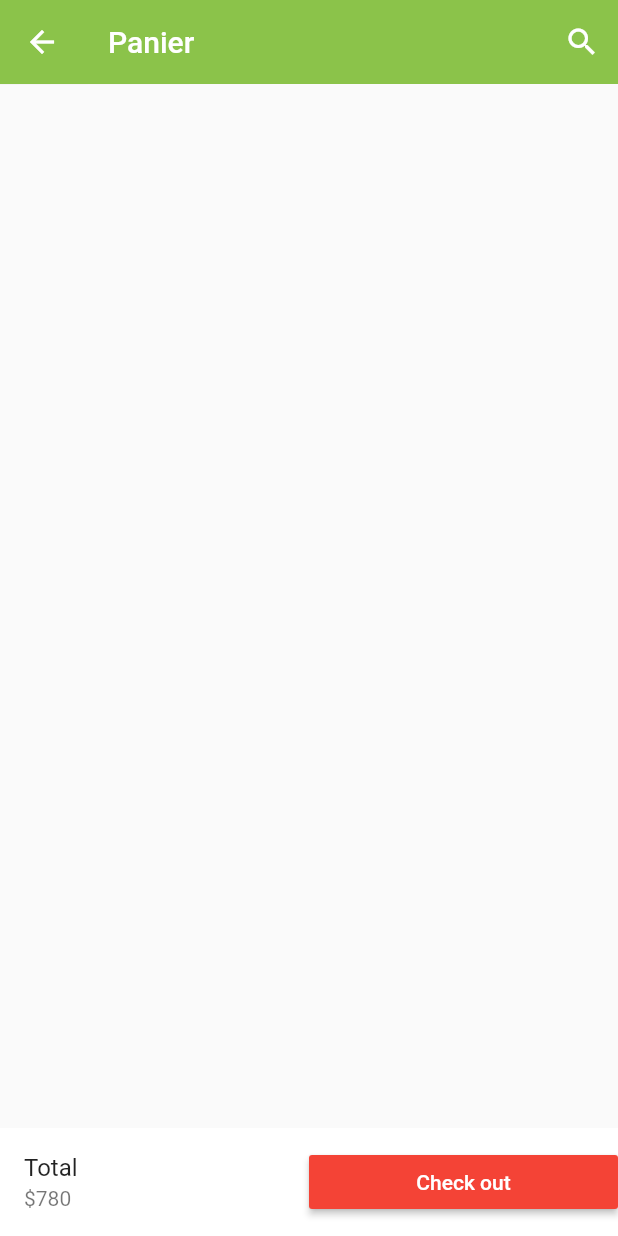
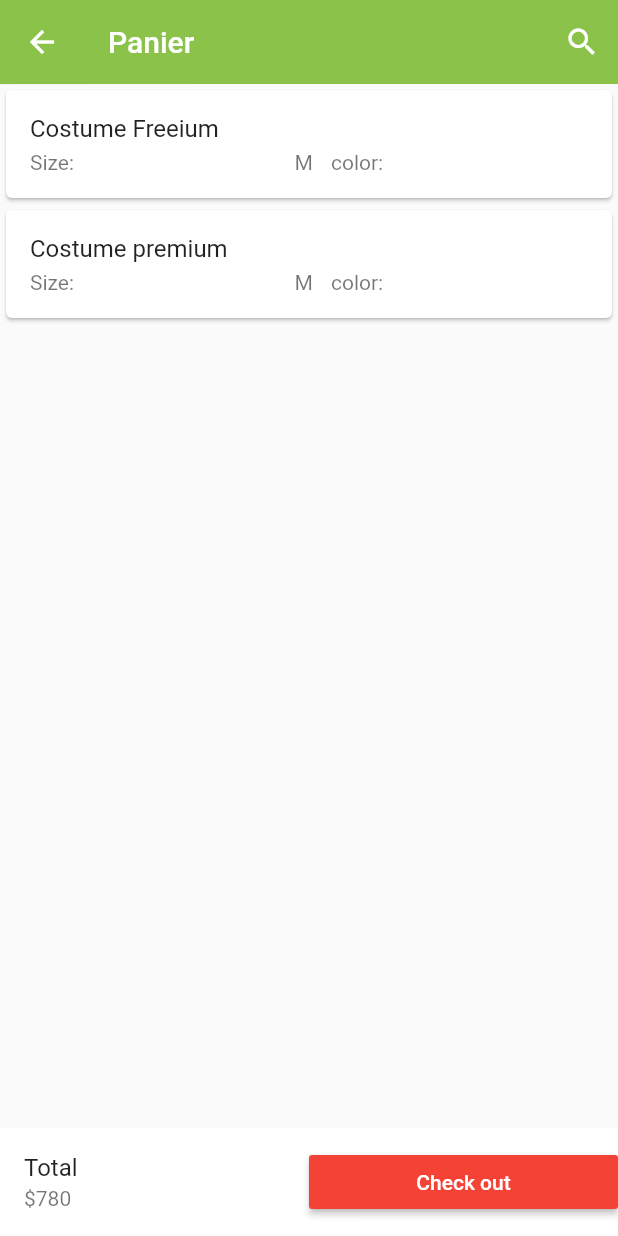
Before and after one commit to ismaelgansonre/GomboMarket, a Flutter app: the Panier screen opened directly, on a phone screen of 412 x 824 dp. Run offline on Flutter 3.47's test engine with Material 2 defaults, Android fonts, the light colour scheme and no system bars; our stand-ins replace carousel_pro.

Commit message:
creation de produits_panier.dart

```diff
--- /dev/null
+++ b/lib/componets/produits_panier.dart
@@ -0,0 +1,92 @@
+import 'package:flutter/material.dart';
+class Produits_panier extends StatefulWidget {
+  @override
+  _Produits_panierState createState() => _Produits_panierState();
+}
+
+class _Produits_panierState extends State<Produits_panier> {
+  var Produit_du_panier=[
+
+    { "name":"Costume Freeium",
+      "picture":"images/produits/6.jpg",
+      "price": 120,
+      "size":"M",
+      "color":"Red",
+      "quantity":15,
+
+    },
+    { "name":"Costume premium",
+      "picture":"images/produits/7.jpg",
+      "price": 120,
+      "size":"M",
+      "color":"Yellow",
+      "quantity":12,
+
+
+    },
+
+
+  ];
+  @override
+  Widget build(BuildContext context) {
+    return new ListView.builder(
+      itemCount: Produit_du_panier.length,
+      itemBuilder: (context,index){
+        return Produit_panier_seul(
+            panier_prod_name:Produit_du_panier[index]["name"],
+          panier_prod_color:Produit_du_panier[index]["color"],
+          panier_prod_qty:Produit_du_panier[index]["quantity"],
+          panier_prod_size:Produit_du_panier[index]["size"],
+          panier_prod_price:Produit_du_panier[index]["price"],
+          panier_prod_picture:Produit_du_panier[index]["picture"],
+
+
+        );
+      }
+    );
+  }
+}
+class  Produit_panier_seul extends StatelessWidget {
+  final panier_prod_name;
+  final panier_prod_picture;
+  final panier_prod_price;
+  final panier_prod_color;
+  final panier_prod_size;
+  final panier_prod_qty;
+
+   Produit_panier_seul({ this.panier_prod_name,
+     this.panier_prod_picture,
+     this.panier_prod_price,
+     this.panier_prod_color,
+     this.panier_prod_size,
+     this.panier_prod_qty}) ;
+
+
+  @override
+  Widget build(BuildContext context) {
+    return Card(
+      child:ListTile(
+        title:new Text(panier_prod_name),
+        subtitle:new Column(
+          children:<Widget>[
+            // ROW INSIDE THE COLUMN
+        new Row(
+        children:<Widget>[
+            Expanded(
+              child:new Text("Size:"),
+            ),
+            Padding(padding: const EdgeInsets.fromLTRB(5.0, 5.0, 12.0, 5.0),
+            child:new Text(panier_prod_size),
+            ),
+
+            Expanded(child: new Text("color:"),
+
+
+            ),
+          ],
+    ),
+        ]),
+      ),
+    );
+  }
+}
--- a/lib/pages/panier.dart
+++ b/lib/pages/panier.dart
@@ -1,6 +1,8 @@
 import 'dart:ui';
 
 import 'package:flutter/material.dart';
+// mes importations
+import 'package:flutter_ecom/componets/produits_panier.dart';
 class Panier extends StatefulWidget {
   @override
   _PanierState createState() => _PanierState();
@@ -23,6 +25,9 @@ class _PanierState extends State<Panier> {
         ],
       ),
 
+body: new Produits_panier(),
+
+
 bottomNavigationBar: new Container(
   color: Colors.white,
   child: Row(
```
